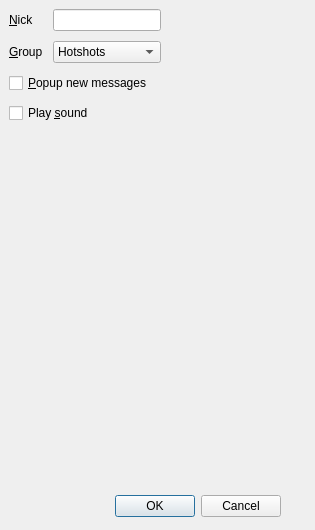
The window that src/settings.ui (nikhilm/qommunicate) describes before a commit, drawn with Qt 5.
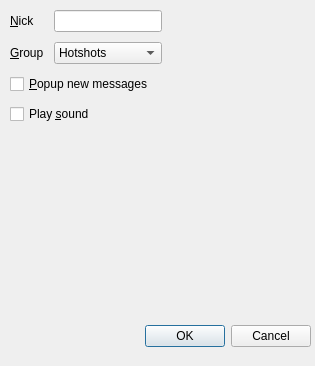
The same window after the commit.

Commit message: linked settings button to launch dialog quit action now directly terminates qApp. this is because normal closeEvent will be overridden for system tray.

```diff
--- a/src/settings.ui
+++ b/src/settings.ui
@@ -6,7 +6,7 @@
     <x>0</x>
     <y>0</y>
     <width>315</width>
-    <height>530</height>
+    <height>366</height>
    </rect>
   </property>
   <property name="sizePolicy" >
@@ -24,8 +24,8 @@
   <widget class="QDialogButtonBox" name="buttonBox" >
    <property name="geometry" >
     <rect>
-     <x>80</x>
-     <y>490</y>
+     <x>110</x>
+     <y>320</y>
      <width>201</width>
      <height>32</height>
     </rect>
@@ -46,10 +46,10 @@
   <widget class="QWidget" name="verticalLayoutWidget" >
    <property name="geometry" >
     <rect>
-     <x>9</x>
-     <y>9</y>
+     <x>10</x>
+     <y>10</y>
      <width>301</width>
-     <height>481</height>
+     <height>301</height>
     </rect>
    </property>
    <layout class="QVBoxLayout" name="verticalLayout" >
```
Left out of the diff: 8 changed lines with no effect on the pictures. The commit also changes 7 other files.
